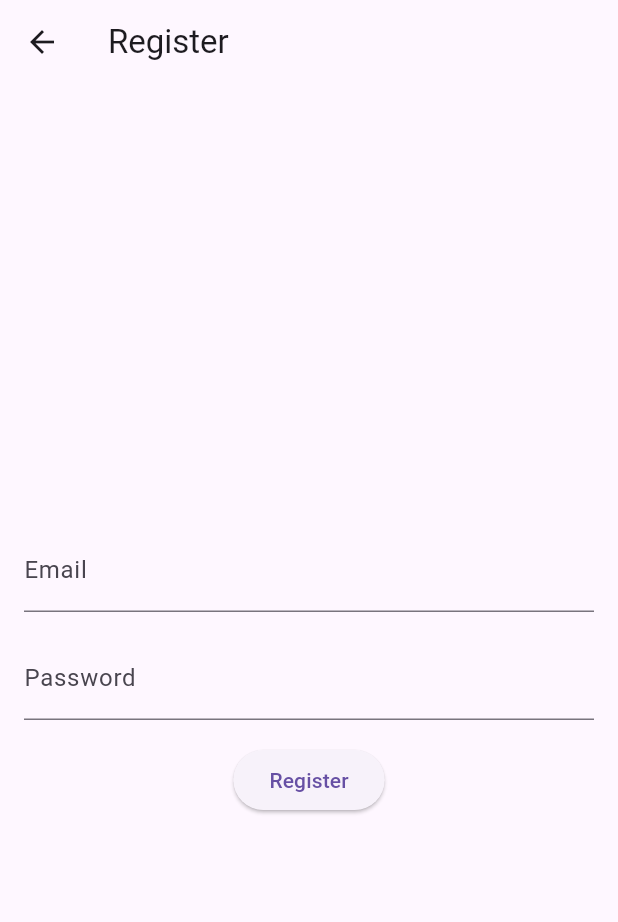
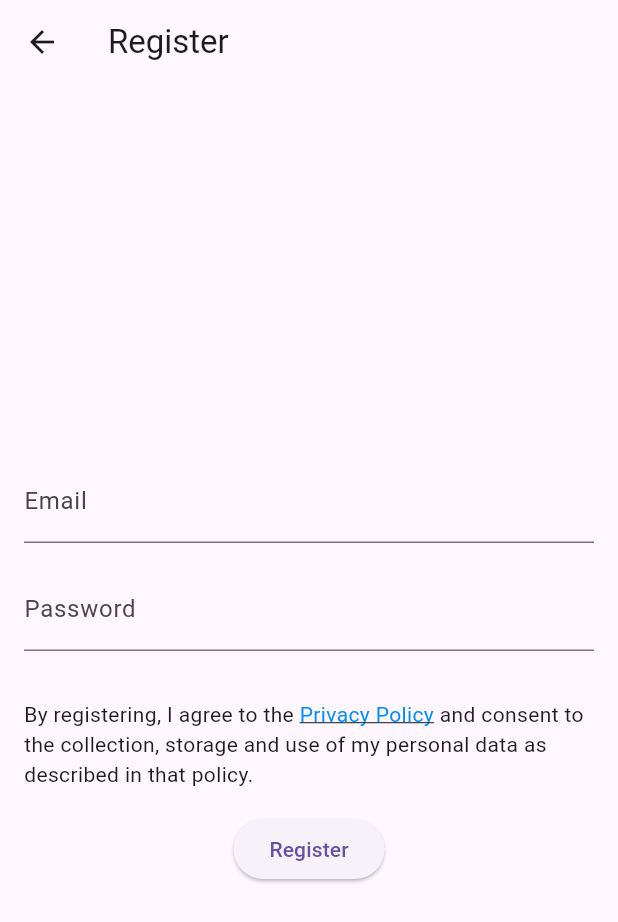
Before and after one commit to mtech-batch-31/shiok-jobs-mobile, a Flutter app: the RegisterPage screen opened by its route, on a phone screen of 412 x 824 dp. Shown: the top 922 px of the screen. Run offline on Flutter 3.47's test engine with Material 3 defaults, Android fonts, the phone set to English and light mode, and no system bars; our stand-ins replace flutter_dotenv, flutter_secure_storage, otp_text_field, rxdart, webview_flutter; missing offline and left inert: amplify_auth_cognito, amplify_flutter, flutter_jailbreak_detection, http_certificate_pinning; accounts and stored records are empty.

Commit message:
feat: add privacy into the flow

```diff
--- a/lib/View/register_view.dart
+++ b/lib/View/register_view.dart
@@ -1,7 +1,9 @@
+import 'package:flutter/gestures.dart';
 import 'package:flutter/material.dart';
 import 'package:shiok_jobs_flutter/Bloc/sign_up_bloc.dart';
 import 'package:shiok_jobs_flutter/View/email_verification_view.dart';
 import 'package:shiok_jobs_flutter/Data/response/api_response.dart';
+import 'package:webview_flutter/webview_flutter.dart';
 
 class RegisterPage extends StatefulWidget {
   const RegisterPage({super.key});
@@ -59,6 +61,8 @@ class _RegisterPageState extends State<RegisterPage> {
           emailTextField,
           const SizedBox(height: 16),
           passwordTextField,
+          const SizedBox(height: 32),
+          privacyPolicyLinkAndTermsOfService(),
           const SizedBox(height: 16),
           ElevatedButton(
               onPressed: () {
@@ -114,4 +118,29 @@ class _RegisterPageState extends State<RegisterPage> {
       );
     });
   }
+
+  Widget privacyPolicyLinkAndTermsOfService() {
+    return Container(
+      alignment: Alignment.center,
+      padding: const EdgeInsets.only(left: 16, right: 16),
+      child: Center(
+          child: Text.rich(TextSpan(
+              text: 'By registering, I agree to the ',
+              children: <TextSpan>[
+            TextSpan(
+                text: 'Privacy Policy',
+                style: const TextStyle(
+                  decoration: TextDecoration.underline,
+                  color: Color.fromARGB(255, 0, 140, 255),
+                ),
+                recognizer: TapGestureRecognizer()
+                  ..onTap = () {
+                    Navigator.pushNamed(context, '/privacy');
+                  }),
+            const TextSpan(
+                text:
+                    ' and consent to the collection, storage and use of my personal data as described in that policy.')
+          ]))),
+    );
+  }
 }
--- a/lib/main.dart
+++ b/lib/main.dart
@@ -7,6 +7,7 @@ import 'package:amplify_auth_cognito/amplify_auth_cognito.dart';
 import 'package:shiok_jobs_flutter/View/home_view.dart';
 import 'package:shiok_jobs_flutter/View/register_view.dart';
 import 'package:flutter_jailbreak_detection/flutter_jailbreak_detection.dart';
+import 'package:shiok_jobs_flutter/View/privacy_web_view.dart';
 
 Future<void> main() async {
   await dotenv.load(fileName: 'env/dev.env');
@@ -59,6 +60,7 @@ class _MyAppState extends State<MyApp> {
           '/login': (context) => const LoginPage(),
           '/home': (context) => const HomePage(),
           '/register': (context) => const RegisterPage(),
+          '/privacy': (context) => const PrivacyWebView(),
         },
         home: scaffoldDisplay);
   }
--- a/pubspec.yaml
+++ b/pubspec.yaml
@@ -35,6 +35,7 @@ dependencies:
     sdk: flutter
   flutter_dotenv: ^5.0.0
   otp_text_field: ^1.0.0
+  rxdart: ^0.27.2
 
   # The following adds the Cupertino Icons font to your application.
   # Use with the CupertinoIcons class for iOS style icons.
@@ -44,6 +45,7 @@ dependencies:
   flutter_jailbreak_detection: ^1.8.0
   intl: ^0.18.1
   http_certificate_pinning: ^2.1.0
+  webview_flutter: ^4.7.0
 
 dev_dependencies:
   flutter_test:
```
Also changed, not shown: lib/View/privacy_web_view.dart (added, +21 -0 lines), pubspec.lock, 1 other file.
